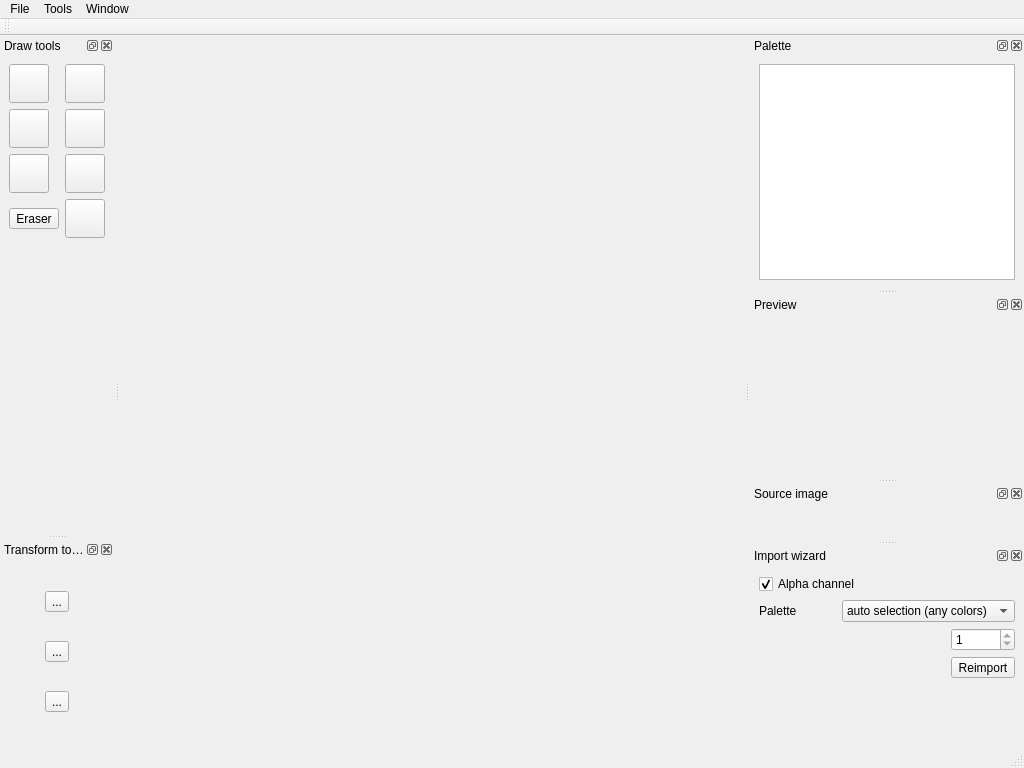
Old version of the form mainwindow.ui in the repository mistificator/zx4pixelizer.
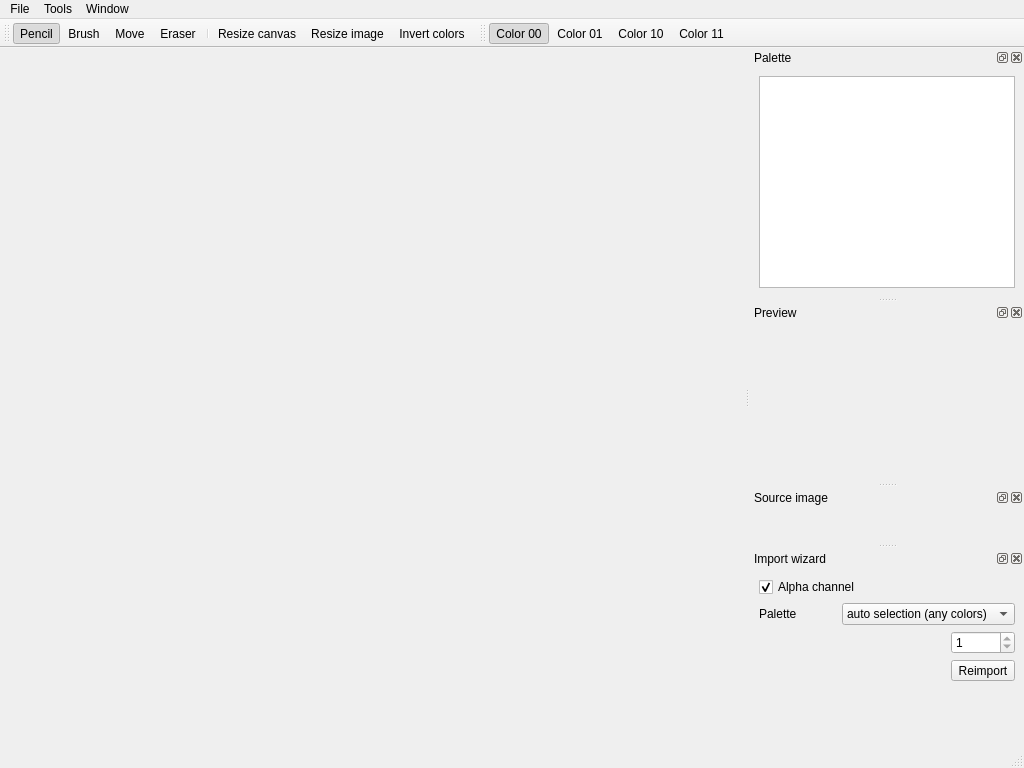
New version of the form. Icons and pictures are not drawn.

What changed in the file:
```diff
--- a/mainwindow.ui
+++ b/mainwindow.ui
@@ -180,199 +180,51 @@
     </layout>
    </widget>
   </widget>
-  <widget class="QDockWidget" name="dockDrawTools">
-   <property name="windowTitle">
-    <string>Draw tools</string>
-   </property>
-   <attribute name="dockWidgetArea">
-    <number>1</number>
-   </attribute>
-   <widget class="QWidget" name="dockWidgetContents_2">
-    <layout class="QGridLayout" name="gridLayout_4">
-     <item row="1" column="0">
-      <widget class="QToolButton" name="brushButton">
-       <property name="text">
-        <string/>
-       </property>
-       <property name="icon">
-        <iconset resource="resource.qrc">
-         <normaloff>:/brush.png</normaloff>:/brush.png</iconset>
-       </property>
-       <property name="iconSize">
-        <size>
-         <width>32</width>
-         <height>32</height>
-        </size>
-       </property>
-       <property name="checkable">
-        <bool>true</bool>
-       </property>
-      </widget>
-     </item>
-     <item row="8" column="0">
-      <spacer name="verticalSpacer">
-       <property name="orientation">
-        <enum>Qt::Vertical</enum>
-       </property>
-       <property name="sizeHint" stdset="0">
-        <size>
-         <width>20</width>
-         <height>40</height>
-        </size>
-       </property>
-      </spacer>
-     </item>
-     <item row="6" column="1">
-      <widget class="QToolButton" name="color11">
-       <property name="text">
-        <string/>
-       </property>
-       <property name="icon">
-        <iconset resource="resource.qrc">
-         <normaloff>:/color_placeholder.png</normaloff>:/color_placeholder.png</iconset>
-       </property>
-       <property name="iconSize">
-        <size>
-         <width>32</width>
-         <height>32</height>
-        </size>
-       </property>
-      </widget>
-     </item>
-     <item row="1" column="1">
-      <widget class="QToolButton" name="color01">
-       <property name="text">
-        <string/>
-       </property>
-       <property name="icon">
-        <iconset resource="resource.qrc">
-         <normaloff>:/color_placeholder.png</normaloff>:/color_placeholder.png</iconset>
-       </property>
-       <property name="iconSize">
-        <size>
-         <width>32</width>
-         <height>32</height>
-        </size>
-       </property>
-      </widget>
-     </item>
-     <item row="7" column="0" colspan="2">
-      <widget class="QLabel" name="currenColorArea">
-       <property name="text">
-        <string/>
-       </property>
-       <property name="scaledContents">
-        <bool>false</bool>
-       </property>
-      </widget>
-     </item>
-     <item row="2" column="1">
-      <widget class="QToolButton" name="color10">
-       <property name="text">
-        <string/>
-       </property>
-       <property name="icon">
-        <iconset resource="resource.qrc">
-         <normaloff>:/color_placeholder.png</normaloff>:/color_placeholder.png</iconset>
-       </property>
-       <property name="iconSize">
-        <size>
-         <width>32</width>
-         <height>32</height>
-        </size>
-       </property>
-      </widget>
-     </item>
-     <item row="0" column="1">
-      <widget class="QToolButton" name="color00">
-       <property name="text">
-        <string/>
-       </property>
-       <property name="icon">
-        <iconset resource="resource.qrc">
-         <normaloff>:/color_placeholder.png</normaloff>:/color_placeholder.png</iconset>
-       </property>
-       <property name="iconSize">
-        <size>
-         <width>32</width>
-         <height>32</height>
-        </size>
-       </property>
-      </widget>
-     </item>
-     <item row="6" column="0">
-      <widget class="QToolButton" name="eraserButton">
-       <property name="text">
-        <string>Eraser</string>
-       </property>
-       <property name="icon">
-        <iconset resource="resource.qrc">
-         <normaloff>:/eraser.png</normaloff>:/eraser.png</iconset>
-       </property>
-       <property name="iconSize">
-        <size>
-         <width>32</width>
-         <height>32</height>
-        </size>
-       </property>
-       <property name="checkable">
-        <bool>true</bool>
-       </property>
-      </widget>
-     </item>
-     <item row="0" column="0">
-      <widget class="QToolButton" name="pencilButton">
-       <property name="text">
-        <string/>
-       </property>
-       <property name="icon">
-        <iconset resource="resource.qrc">
-         <normaloff>:/pencil.png</normaloff>:/pencil.png</iconset>
-       </property>
-       <property name="iconSize">
-        <size>
-         <width>32</width>
-         <height>32</height>
-        </size>
-       </property>
-       <property name="checkable">
-        <bool>true</bool>
-       </property>
-      </widget>
-     </item>
-     <item row="2" column="0">
-      <widget class="QToolButton" name="moveButton">
-       <property name="text">
-        <string/>
-       </property>
-       <property name="icon">
-        <iconset resource="resource.qrc">
-         <normaloff>:/move.png</normaloff>:/move.png</iconset>
-       </property>
-       <property name="iconSize">
-        <size>
-         <width>32</width>
-         <height>32</height>
-        </size>
-       </property>
-       <property name="checkable">
-        <bool>true</bool>
-       </property>
-      </widget>
-     </item>
-    </layout>
-   </widget>
-  </widget>
-  <widget class="QToolBar" name="toolBar">
+  <widget class="QToolBar" name="drawToolBar">
    <property name="windowTitle">
     <string>toolBar</string>
    </property>
+   <property name="iconSize">
+    <size>
+     <width>32</width>
+     <height>32</height>
+    </size>
+   </property>
    <attribute name="toolBarArea">
     <enum>TopToolBarArea</enum>
    </attribute>
    <attribute name="toolBarBreak">
     <bool>false</bool>
    </attribute>
+   <addaction name="actionPencil"/>
+   <addaction name="actionBrush"/>
+   <addaction name="actionMove"/>
+   <addaction name="actionEraser"/>
+   <addaction name="separator"/>
+   <addaction name="actionResize_canvas"/>
+   <addaction name="actionResize_image"/>
+   <addaction name="actionInvert_colors"/>
+  </widget>
+  <widget class="QToolBar" name="colorToolBar">
+   <property name="windowTitle">
+    <string>toolBar_2</string>
+   </property>
+   <property name="iconSize">
+    <size>
+     <width>32</width>
+     <height>32</height>
+    </size>
+   </property>
+   <attribute name="toolBarArea">
+    <enum>TopToolBarArea</enum>
+   </attribute>
+   <attribute name="toolBarBreak">
+    <bool>false</bool>
+   </attribute>
+   <addaction name="actionColor_00"/>
+   <addaction name="actionColor_01"/>
+   <addaction name="actionColor_10"/>
+   <addaction name="actionColor_11"/>
   </widget>
   <widget class="QDockWidget" name="dockPreview">
    <property name="windowTitle">
@@ -524,39 +376,6 @@
     </layout>
    </widget>
   </widget>
-  <widget class="QDockWidget" name="dockTransformTools">
-   <property name="windowTitle">
-    <string>Transform tools</string>
-   </property>
-   <attribute name="dockWidgetArea">
-    <number>1</number>
-   </attribute>
-   <widget class="QWidget" name="dockWidgetContents_6">
-    <layout class="QGridLayout" name="gridLayout_7">
-     <item row="0" column="0">
-      <widget class="QToolButton" name="resizeImageButton">
-       <property name="text">
-        <string>...</string>
-       </property>
-      </widget>
-     </item>
-     <item row="1" column="0">
-      <widget class="QToolButton" name="resizeCanvasButton">
-       <property name="text">
-        <string>...</string>
-       </property>
-      </widget>
-     </item>
-     <item row="2" column="0">
-      <widget class="QToolButton" name="invertColorsButton">
-       <property name="text">
-        <string>...</string>
-       </property>
-      </widget>
-     </item>
-    </layout>
-   </widget>
-  </widget>
   <action name="actionQuit">
    <property name="text">
     <string>Quit</string>
@@ -677,6 +496,63 @@
     <string>Export scene</string>
    </property>
   </action>
+  <action name="actionColor_00">
+   <property name="checkable">
+    <bool>true</bool>
+   </property>
+   <property name="checked">
+    <bool>true</bool>
+   </property>
+   <property name="icon">
+    <iconset resource="resource.qrc">
+     <normaloff>:/color_placeholder.png</normaloff>:/color_placeholder.png</iconset>
+   </property>
+   <property name="text">
+    <string>Color 00</string>
+   </property>
+  </action>
+  <action name="actionColor_01">
+   <property name="checkable">
+    <bool>true</bool>
+   </property>
+   <property name="icon">
+    <iconset resource="resource.qrc">
+     <normaloff>:/color_placeholder.png</normaloff>:/color_placeholder.png</iconset>
+   </property>
+   <property name="text">
+    <string>Color 01</string>
+   </property>
+  </action>
+  <action name="actionColor_10">
+   <property name="checkable">
+    <bool>true</bool>
+   </property>
+   <property name="icon">
+    <iconset resource="resource.qrc">
+     <normaloff>:/color_placeholder.png</normaloff>:/color_placeholder.png</iconset>
+   </property>
+   <property name="text">
+    <string>Color 10</string>
+   </property>
+   <property name="toolTip">
+    <string>Color 10</string>
+   </property>
+  </action>
+  <action name="actionColor_11">
+   <property name="checkable">
+    <bool>true</bool>
+   </property>
+   <property name="icon">
+    <iconset resource="resource.qrc">
+     <normaloff>:/color_placeholder.png</normaloff>:/color_placeholder.png</iconset>
+   </property>
+   <property name="text">
+    <string>Color 11</string>
+   </property>
+   <property name="toolTip">
+    <string>Color 11</string>
+   </property>
+  </action>
  </widget>
  <resources>
   <include location="resource.qrc"/>
```
Left out of the diff: 10 changed lines with no effect on the pictures.
